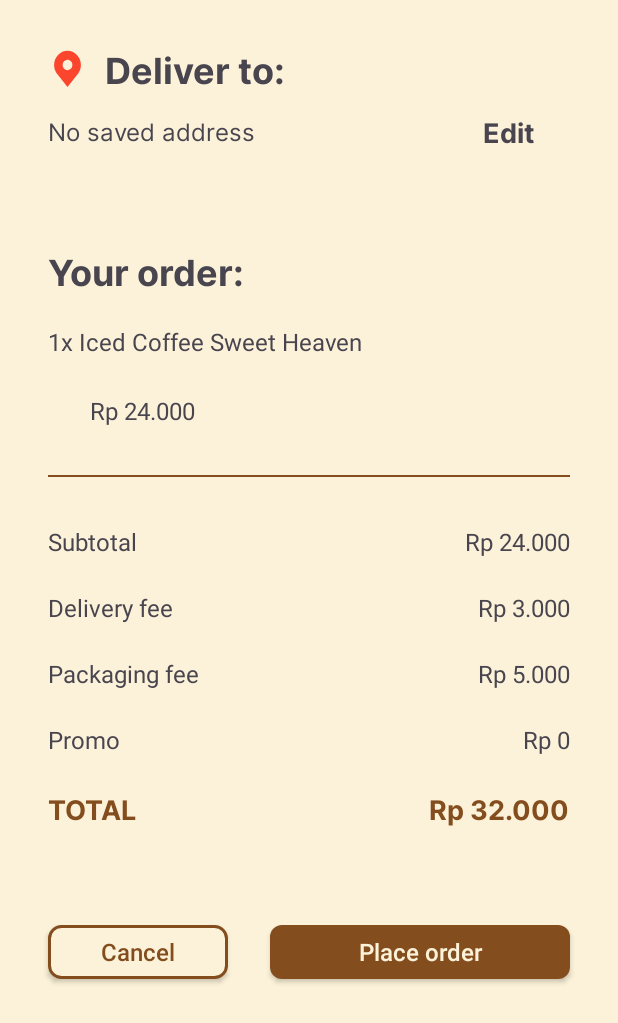
After one commit to emaDRabie/brewBuddy-Individual, an Android app: the fragment PaymentFragment shown on its own in the app's theme, on a phone screen of 412 x 824 dp. The commit adds this screen. Shown: the top 1023 px of the screen. Run offline under Robolectric (Android 15) with nearby library versions, the phone set to English and light mode, and no system bars.

Commit message:
last_update

```diff
--- a/app/src/main/AndroidManifest.xml
+++ b/app/src/main/AndroidManifest.xml
@@ -16,7 +16,7 @@
         android:theme="@style/Theme.BrewBuddy"
         tools:targetApi="31">
         <activity
-            android:name=".onboarding.OnBoardingActivity"
+            android:name=".ui.onboarding.OnBoardingActivity"
             android:exported="true">
             <intent-filter>
                 <action android:name="android.intent.action.MAIN" />
--- a/app/src/main/java/emad/space/brewbuddy/ui/MainActivity.kt
+++ b/app/src/main/java/emad/space/brewbuddy/ui/MainActivity.kt
@@ -13,8 +13,8 @@ import androidx.navigation.ui.setupWithNavController
 import dagger.hilt.android.AndroidEntryPoint
 import emad.space.brewbuddy.R
 import emad.space.brewbuddy.databinding.ActivityMainBinding
-import emad.space.brewbuddy.onboarding.OnBoardingActivity
-import emad.space.brewbuddy.onboarding.pref.PreferenceHelper
+import emad.space.brewbuddy.ui.onboarding.OnBoardingActivity
+import emad.space.brewbuddy.ui.onboarding.pref.PreferenceHelper
 
 @AndroidEntryPoint
 class MainActivity : AppCompatActivity() {
--- a/app/src/main/java/emad/space/brewbuddy/onboarding/OnBoardingActivity.kt
+++ b/app/src/main/java/emad/space/brewbuddy/ui/onboarding/OnBoardingActivity.kt
@@ -1,4 +1,4 @@
-package emad.space.brewbuddy.onboarding
+package emad.space.brewbuddy.ui.onboarding
 
 import android.os.Bundle
 import androidx.activity.enableEdgeToEdge
--- a/app/src/main/java/emad/space/brewbuddy/onboarding/login/LoginFragment.kt
+++ b/app/src/main/java/emad/space/brewbuddy/ui/onboarding/login/LoginFragment.kt
@@ -1,4 +1,4 @@
-package emad.space.brewbuddy.onboarding.login
+package emad.space.brewbuddy.ui.onboarding.login
 
 import android.content.Intent
 import android.os.Bundle
@@ -10,7 +10,7 @@ import android.widget.Button
 import android.widget.EditText
 import emad.space.brewbuddy.R
 import emad.space.brewbuddy.ui.MainActivity
-import emad.space.brewbuddy.onboarding.pref.PreferenceHelper
+import emad.space.brewbuddy.ui.onboarding.pref.PreferenceHelper
 
 
 class LoginFragment : Fragment() {
--- a/app/src/main/java/emad/space/brewbuddy/onboarding/pref/PreferenceHelper.kt
+++ b/app/src/main/java/emad/space/brewbuddy/ui/onboarding/pref/PreferenceHelper.kt
@@ -1,4 +1,4 @@
-package emad.space.brewbuddy.onboarding.pref
+package emad.space.brewbuddy.ui.onboarding.pref
 
 import android.content.Context
 
--- a/app/src/main/java/emad/space/brewbuddy/onboarding/splash/SplashFragment.kt
+++ b/app/src/main/java/emad/space/brewbuddy/ui/onboarding/splash/SplashFragment.kt
@@ -1,4 +1,4 @@
-package emad.space.brewbuddy.onboarding.splash
+package emad.space.brewbuddy.ui.onboarding.splash
 
 import android.content.Intent
 import android.os.Bundle
@@ -10,7 +10,7 @@ import android.view.View
 import android.view.ViewGroup
 import androidx.navigation.fragment.findNavController
 import emad.space.brewbuddy.R
-import emad.space.brewbuddy.onboarding.pref.PreferenceHelper
+import emad.space.brewbuddy.ui.onboarding.pref.PreferenceHelper
 import emad.space.brewbuddy.ui.MainActivity
 
 
--- /dev/null
+++ b/app/src/main/java/emad/space/brewbuddy/ui/payment/PaymentFragment.kt
@@ -0,0 +1,22 @@
+package emad.space.brewbuddy.ui.payment
+
+import android.os.Bundle
+import androidx.fragment.app.Fragment
+import android.view.LayoutInflater
+import android.view.View
+import android.view.ViewGroup
+import emad.space.brewbuddy.R
+
+
+class PaymentFragment : Fragment() {
+
+
+    override fun onCreateView(
+        inflater: LayoutInflater, container: ViewGroup?,
+        savedInstanceState: Bundle?
+    ): View? {
+        return inflater.inflate(R.layout.fragment_payment, container, false)
+    }
+
+
+}
--- /dev/null
+++ b/app/src/main/res/drawable/btn_cancel_shape.xml
@@ -0,0 +1,17 @@
+<?xml version="1.0" encoding="utf-8"?>
+<selector xmlns:android="http://schemas.android.com/apk/res/android">
+    <item android:state_pressed="false">
+        <shape android:shape="rectangle">
+            <solid android:color="@color/soft_beige" />
+            <corners android:radius="8dp" />
+            <stroke android:width="2dp" android:color="@color/dark_copper" />
+        </shape>
+    </item>
+    <item android:state_pressed="true">
+        <shape android:shape="rectangle">
+            <solid android:color="@color/light_beige" />
+            <corners android:radius="8dp" />
+            <stroke android:width="2dp" android:color="@color/dark_copper" />
+        </shape>
+    </item>
+</selector>
--- /dev/null
+++ b/app/src/main/res/drawable/btn_place_order_shape.xml
@@ -0,0 +1,15 @@
+<?xml version="1.0" encoding="utf-8"?>
+<selector xmlns:android="http://schemas.android.com/apk/res/android">
+    <item android:state_pressed="false">
+        <shape android:shape="rectangle">
+            <solid android:color="@color/dark_copper" />
+            <corners android:radius="8dp" />
+        </shape>
+    </item>
+    <item android:state_pressed="true">
+        <shape android:shape="rectangle">
+            <solid android:color="#A66123" />
+            <corners android:radius="8dp" />
+        </shape>
+    </item>
+</selector>
--- /dev/null
+++ b/app/src/main/res/drawable/ic_location.xml
@@ -0,0 +1,9 @@
+<vector xmlns:android="http://schemas.android.com/apk/res/android"
+    android:width="26dp"
+    android:height="28dp"
+    android:viewportWidth="20"
+    android:viewportHeight="22">
+    <path
+        android:fillColor="#FFFB452D"
+        android:pathData="M10 1.44c-1.82 0-3.57 0.79-4.86 2.18-1.29 1.4-2.01 3.3-2.01 5.27 0 1.6 0.48 3.18 1.38 4.46l0.22 0.31L10 20.4l5.27-6.74 0.22-0.3c0.9-1.3 1.39-2.86 1.38-4.47 0-1.98-0.72-3.87-2.01-5.27-1.29-1.4-3.04-2.18-4.86-2.18Zm0 10.15c-0.5 0-0.98-0.16-1.39-0.45-0.41-0.3-0.73-0.72-0.92-1.22-0.19-0.5-0.24-1.04-0.14-1.56 0.1-0.53 0.33-1.01 0.68-1.39 0.35-0.38 0.8-0.64 1.28-0.74 0.49-0.1 0.99-0.05 1.45 0.15 0.45 0.2 0.84 0.56 1.12 1 0.27 0.45 0.42 0.97 0.42 1.5 0 0.72-0.26 1.41-0.73 1.92-0.47 0.5-1.1 0.8-1.77 0.8Z" />
+</vector>
--- a/app/src/main/res/layout/fragment_login.xml
+++ b/app/src/main/res/layout/fragment_login.xml
@@ -5,7 +5,7 @@
     android:layout_width="match_parent"
     android:layout_height="match_parent"
     android:background="@color/light_beige"
-    tools:context=".onboarding.login.LoginFragment">
+    tools:context=".ui.onboarding.login.LoginFragment">
 
     <FrameLayout
         android:layout_width="match_parent"
--- /dev/null
+++ b/app/src/main/res/layout/fragment_payment.xml
@@ -0,0 +1,221 @@
+<?xml version="1.0" encoding="utf-8"?>
+<androidx.constraintlayout.widget.ConstraintLayout xmlns:android="http://schemas.android.com/apk/res/android"
+    xmlns:app="http://schemas.android.com/apk/res-auto"
+    xmlns:tools="http://schemas.android.com/tools"
+    android:layout_width="match_parent"
+    android:layout_height="match_parent"
+    android:background="@color/soft_beige"
+    tools:context=".ui.payment.PaymentFragment">
+
+    <ImageView
+        android:id="@+id/ic_location"
+        android:layout_width="wrap_content"
+        android:layout_height="wrap_content"
+        android:layout_margin="32dp"
+        android:importantForAccessibility="no"
+        android:src="@drawable/ic_location"
+        app:layout_constraintStart_toStartOf="parent"
+        app:layout_constraintTop_toTopOf="parent" />
+
+    <TextView
+        android:id="@+id/tv_deliver_to"
+        android:layout_width="wrap_content"
+        android:layout_height="wrap_content"
+        android:layout_marginStart="12dp"
+        android:fontFamily="@font/inter_bold"
+        android:text="Deliver to:"
+        android:textSize="24sp"
+        app:layout_constraintBottom_toBottomOf="@+id/ic_location"
+        app:layout_constraintStart_toEndOf="@id/ic_location"
+        app:layout_constraintTop_toTopOf="@id/ic_location" />
+
+    <TextView
+        android:id="@+id/tv_no_address"
+        android:layout_width="wrap_content"
+        android:layout_height="wrap_content"
+        android:layout_marginTop="16dp"
+        android:fontFamily="@font/inter"
+        android:text="No saved address"
+        android:textSize="16sp"
+        app:layout_constraintStart_toStartOf="@+id/ic_location"
+        app:layout_constraintTop_toBottomOf="@+id/ic_location" />
+
+    <TextView
+        android:id="@+id/edit_address"
+        android:layout_width="wrap_content"
+        android:layout_height="wrap_content"
+        android:layout_marginEnd="56dp"
+        android:fontFamily="@font/inter_bold"
+        android:text="Edit"
+        android:textSize="18sp"
+        app:layout_constraintBottom_toBottomOf="@+id/tv_no_address"
+        app:layout_constraintEnd_toEndOf="parent"
+        app:layout_constraintTop_toTopOf="@+id/tv_no_address" />
+
+    <TextView
+        android:id="@+id/tv_your_order"
+        android:layout_width="wrap_content"
+        android:layout_height="wrap_content"
+        android:layout_marginTop="64dp"
+        android:fontFamily="@font/inter_bold"
+        android:text="Your order:"
+        android:textSize="24sp"
+        app:layout_constraintStart_toStartOf="@+id/ic_location"
+        app:layout_constraintTop_toBottomOf="@+id/tv_no_address" />
+
+    <TextView
+        android:id="@+id/tv_order_item"
+        android:layout_width="wrap_content"
+        android:layout_height="wrap_content"
+        android:layout_marginTop="18dp"
+        android:text="1x Iced Coffee Sweet Heaven"
+        android:textSize="16sp"
+        app:layout_constraintStart_toStartOf="@+id/tv_your_order"
+        app:layout_constraintTop_toBottomOf="@+id/tv_your_order" />
+
+    <TextView
+        android:id="@+id/tv_order_item_price"
+        android:layout_width="wrap_content"
+        android:layout_height="wrap_content"
+        android:layout_marginStart="28dp"
+        android:layout_marginTop="24dp"
+        android:text="Rp 24.000"
+        android:textSize="16sp"
+        app:layout_constraintStart_toStartOf="@+id/tv_order_item"
+        app:layout_constraintTop_toBottomOf="@+id/tv_order_item" />
+
+    <View
+        android:id="@+id/divider1"
+        android:layout_width="match_parent"
+        android:layout_height="1dp"
+        android:layout_marginHorizontal="32dp"
+        android:layout_marginTop="32dp"
+        android:background="@color/dark_copper"
+        app:layout_constraintTop_toBottomOf="@+id/tv_order_item_price" />
+
+    <TextView
+        android:id="@+id/tv_sub_total"
+        android:layout_width="wrap_content"
+        android:layout_height="wrap_content"
+        android:layout_marginTop="32dp"
+        android:text="Subtotal"
+        android:textSize="16sp"
+        app:layout_constraintStart_toStartOf="@+id/divider1"
+        app:layout_constraintTop_toBottomOf="@+id/divider1" />
+
+    <TextView
+        android:id="@+id/tv_delivery_fee"
+        android:layout_width="wrap_content"
+        android:layout_height="wrap_content"
+        android:layout_marginTop="22dp"
+        android:text="Delivery fee"
+        android:textSize="16sp"
+        app:layout_constraintStart_toStartOf="@+id/divider1"
+        app:layout_constraintTop_toBottomOf="@+id/tv_sub_total" />
+
+    <TextView
+        android:id="@+id/tv_packaging_fee"
+        android:layout_width="wrap_content"
+        android:layout_height="wrap_content"
+        android:layout_marginTop="22dp"
+        android:text="Packaging fee"
+        android:textSize="16sp"
+        app:layout_constraintStart_toStartOf="@+id/divider1"
+        app:layout_constraintTop_toBottomOf="@+id/tv_delivery_fee" />
+
+    <TextView
+        android:id="@+id/tv_promo"
+        android:layout_width="wrap_content"
+        android:layout_height="wrap_content"
+        android:layout_marginTop="22dp"
+        android:text="Promo"
+        android:textSize="16sp"
+        app:layout_constraintStart_toStartOf="@+id/divider1"
+        app:layout_constraintTop_toBottomOf="@+id/tv_packaging_fee" />
+
+    <TextView
+        android:id="@+id/tv_total"
+        android:layout_width="wrap_content"
+        android:layout_height="wrap_content"
+        android:layout_marginTop="22dp"
+        android:fontFamily="@font/inter_bold"
+        android:text="TOTAL"
+        android:textColor="@color/dark_copper"
+        android:textSize="18sp"
+        app:layout_constraintStart_toStartOf="@+id/divider1"
+        app:layout_constraintTop_toBottomOf="@+id/tv_promo" />
+
+    <TextView
+        android:id="@+id/tv_sub_total_price"
+        android:layout_width="wrap_content"
+        android:layout_height="wrap_content"
+        android:text="Rp 24.000"
+        android:textSize="16sp"
+        app:layout_constraintEnd_toEndOf="@+id/divider1"
+        app:layout_constraintTop_toTopOf="@+id/tv_sub_total" />
+
+    <TextView
+        android:id="@+id/tv_delivery_fee_price"
+        android:layout_width="wrap_content"
+        android:layout_height="wrap_content"
+        android:text="Rp 3.000"
+        android:textSize="16sp"
+        app:layout_constraintEnd_toEndOf="@+id/divider1"
+        app:layout_constraintTop_toTopOf="@+id/tv_delivery_fee" />
+
+    <TextView
+        android:id="@+id/tv_packaging_fee_price"
+        android:layout_width="wrap_content"
+        android:layout_height="wrap_content"
+        android:text="Rp 5.000"
+        android:textSize="16sp"
+        app:layout_constraintEnd_toEndOf="@+id/divider1"
+        app:layout_constraintTop_toTopOf="@+id/tv_packaging_fee" />
+
+    <TextView
+        android:id="@+id/tv_promo_price"
+        android:layout_width="wrap_content"
+        android:layout_height="wrap_content"
+        android:text="Rp 0"
+        android:textSize="16sp"
+        app:layout_constraintEnd_toEndOf="@+id/divider1"
+        app:layout_constraintTop_toTopOf="@+id/tv_promo" />
+
+    <TextView
+        android:id="@+id/tv_total_price"
+        android:layout_width="wrap_content"
+        android:layout_height="wrap_content"
+        android:fontFamily="@font/inter_bold"
+        android:text="Rp 32.000"
+        android:textColor="@color/dark_copper"
+        android:textSize="18sp"
+        app:layout_constraintEnd_toEndOf="@+id/divider1"
+        app:layout_constraintTop_toTopOf="@+id/tv_total" />
+
+    <androidx.appcompat.widget.AppCompatButton
+        android:id="@+id/btn_cancel"
+        android:layout_width="120dp"
+        android:layout_height="36dp"
+        android:layout_marginTop="64dp"
+        android:background="@drawable/btn_cancel_shape"
+        android:text="Cancel"
+        android:textAllCaps="false"
+        android:textColor="@color/dark_copper"
+        android:textSize="16sp"
+        app:layout_constraintStart_toStartOf="@+id/divider1"
+        app:layout_constraintTop_toBottomOf="@+id/tv_total_price" />
+
+    <androidx.appcompat.widget.AppCompatButton
+        android:id="@+id/btn_place_order"
+        android:layout_width="200dp"
+        android:layout_height="36dp"
+        android:layout_marginTop="64dp"
+        android:background="@drawable/btn_place_order_shape"
+        android:text="Place order"
+        android:textAllCaps="false"
+        android:textColor="@color/soft_beige"
+        android:textSize="16sp"
+        app:layout_constraintEnd_toEndOf="@+id/divider1"
+        app:layout_constraintTop_toBottomOf="@+id/tv_total_price" />
+
+</androidx.constraintlayout.widget.ConstraintLayout>
--- a/app/src/main/res/layout/fragment_splash.xml
+++ b/app/src/main/res/layout/fragment_splash.xml
@@ -4,7 +4,7 @@
     xmlns:tools="http://schemas.android.com/tools"
     android:layout_width="match_parent"
     android:layout_height="match_parent"
-    tools:context=".onboarding.splash.SplashFragment">
+    tools:context=".ui.onboarding.splash.SplashFragment">
 
     <FrameLayout
         android:id="@+id/frameLayout"
--- a/app/src/main/res/navigation/onboarding_nav_graph.xml
+++ b/app/src/main/res/navigation/onboarding_nav_graph.xml
@@ -6,7 +6,7 @@
 
     <fragment
         android:id="@+id/splashFragment"
-        android:name="emad.space.brewbuddy.onboarding.splash.SplashFragment"
+        android:name="emad.space.brewbuddy.ui.onboarding.splash.SplashFragment"
         android:label="Splash">
         <action
             android:id="@+id/action_splash_to_enterName"
@@ -15,6 +15,6 @@
 
     <fragment
         android:id="@+id/enterNameFragment"
-        android:name="emad.space.brewbuddy.onboarding.login.LoginFragment"
+        android:name="emad.space.brewbuddy.ui.onboarding.login.LoginFragment"
         android:label="Enter Name" />
 </navigation>
```
